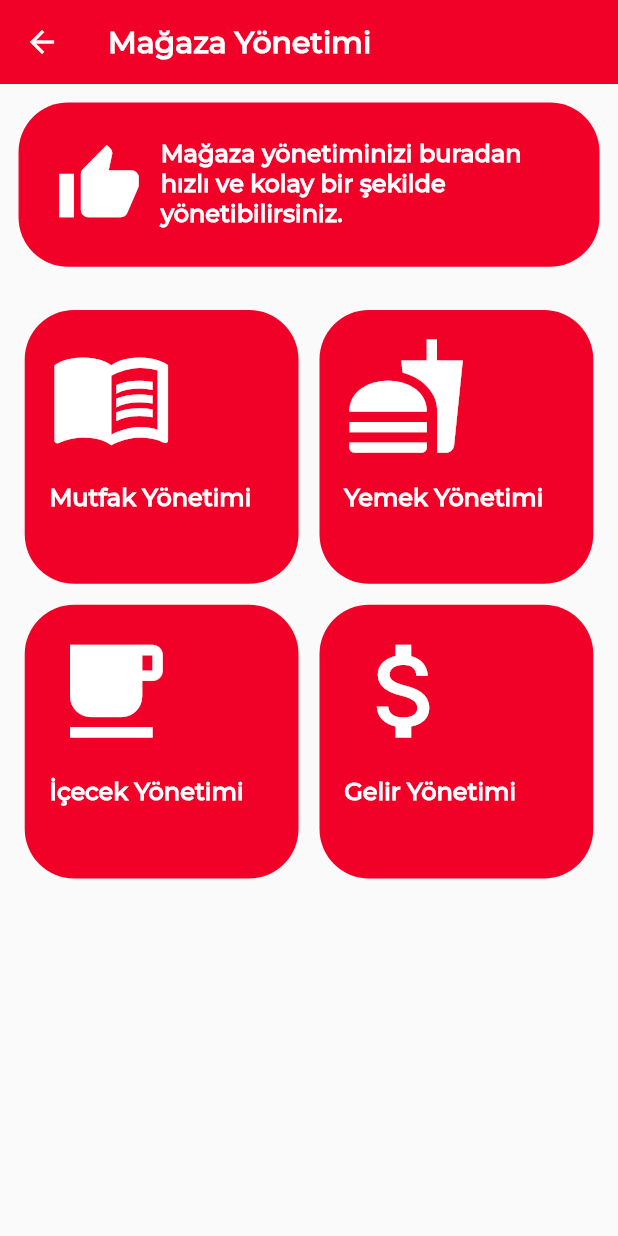
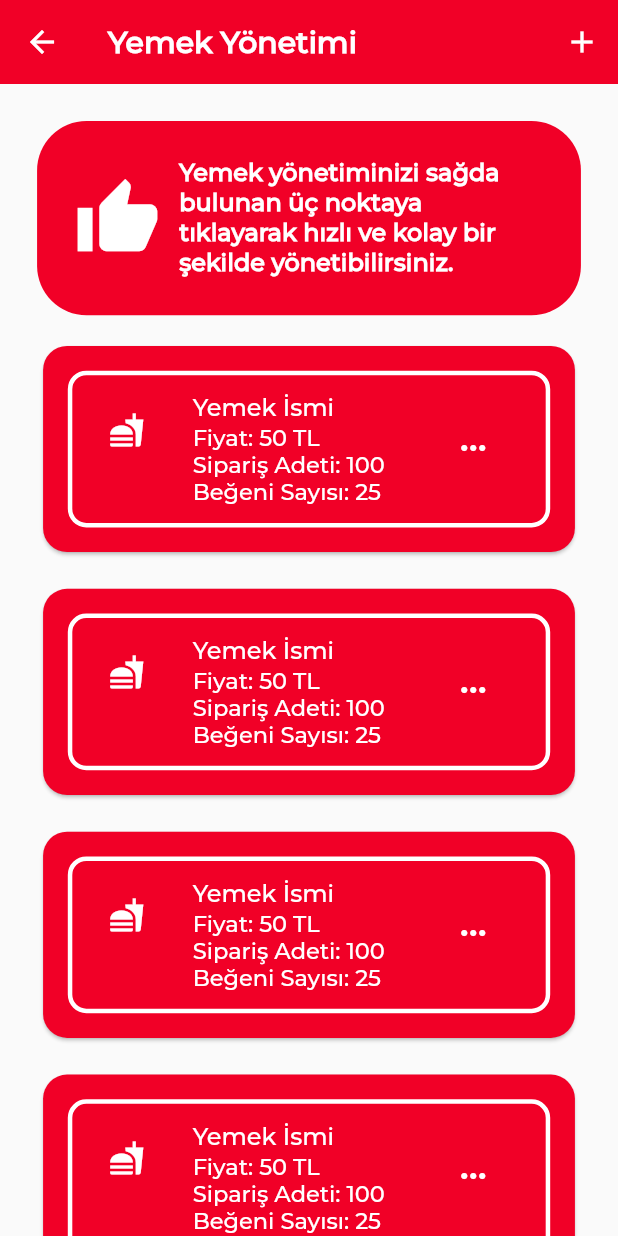
Before and after one commit to akaanuzman/digital_order_system, a Flutter app: the RestaurantHomeView screen opened directly, after a tap on "Yemek Yönetimi", on a phone screen of 412 x 824 dp. Run offline on Flutter 3.47's test engine with Material 2 defaults, Android fonts, the phone set to English and light mode, and no system bars; our stand-ins replace animate_do, device_preview, firebase_core, get_storage, shimmer_animation; missing offline and left inert: adaptive_action_sheet; accounts and stored records are empty; generated files the repository leaves out were written again.

Commit message:
restaurant food pages were complated.

```diff
--- a/lib/products/components/text_field/special_text_field.dart
+++ b/lib/products/components/text_field/special_text_field.dart
@@ -10,6 +10,8 @@ class SpecialTextField extends StatelessWidget {
   final TextStyle? textFormFieldTextStyle;
   final TextInputType? keyboardType;
   final TextInputAction? textInputAction;
+  final bool readOnly;
+  final VoidCallback? onTap;
   const SpecialTextField({
     super.key,
     required this.labelText,
@@ -19,11 +21,15 @@ class SpecialTextField extends StatelessWidget {
     this.textFormFieldTextStyle,
     this.keyboardType,
     this.textInputAction,
+    this.readOnly = false,
+    this.onTap,
   });
 
   @override
   Widget build(BuildContext context) {
     return TextFormField(
+      readOnly: readOnly,
+      onTap: onTap,
       obscureText: obscureText,
       style: textFormFieldTextStyle,
       keyboardType: keyboardType,
--- a/lib/products/models/local/restaurant_management_model.dart
+++ b/lib/products/models/local/restaurant_management_model.dart
@@ -1,4 +1,5 @@
 import 'package:digital_order_system/core/utils/navigator_service.dart';
+import 'package:digital_order_system/views/home/food/restaurant_food_view.dart';
 import 'package:flutter/material.dart';
 
 import '../../../views/home/kitchen/restaurant_kitchen_view.dart';
@@ -32,7 +33,14 @@ extension RestaurantManagementModelExtension on RestaurantManagementModel {
     RestaurantManagementModel(
       Icons.fastfood,
       "Yemek Yönetimi",
-      () {},
+      () {
+        Navigator.push(
+          NavigationService.navigatorKey.currentContext!,
+          MaterialPageRoute(
+            builder: (context) => const RestaurnatFoodView(),
+          ),
+        );
+      },
     ),
     RestaurantManagementModel(
       Icons.local_cafe,
--- /dev/null
+++ b/lib/views/home/food/restaurant_food_view.dart
@@ -0,0 +1,126 @@
+import 'package:digital_order_system/_export_ui.dart';
+import 'package:digital_order_system/views/home/food/food_operations_view.dart';
+import 'package:flutter/material.dart';
+
+import '../../../products/components/appbar/restaurant_appbar.dart';
+import '../../../products/components/information_container/informantion_container.dart';
+import '../../../products/enums/alert_enum.dart';
+
+class RestaurnatFoodView extends StatelessWidget with BaseSingleton {
+  const RestaurnatFoodView({super.key});
+
+  Future goToFoodOperationsPage(BuildContext context,
+      {bool isEdit = false}) async {
+    await Navigator.push(
+      context,
+      MaterialPageRoute(
+        builder: (context) => FoodOperationsView(isEdit: isEdit),
+      ),
+    );
+  }
+
+  @override
+  Widget build(BuildContext context) {
+    return Scaffold(
+      appBar: appBar(context),
+      body: FadeInUp(
+        child: ListView(
+          padding: context.padding6x,
+          children: [
+            managementInfoContainer(),
+            foodList(context),
+          ],
+        ),
+      ),
+    );
+  }
+
+  InformationContainer managementInfoContainer() {
+    return const InformationContainer(
+      icon: Icons.thumb_up,
+      information:
+          "Yemek yönetiminizi sağda bulunan üç noktaya tıklayarak hızlı ve kolay bir şekilde yönetibilirsiniz.",
+      margin: EdgeInsets.zero,
+    );
+  }
+
+  AppBar appBar(BuildContext context) {
+    return RestaurantAppBar(
+      title: "Yemek Yönetimi",
+      actions: [
+        IconButton(
+          onPressed: () => goToFoodOperationsPage(context),
+          icon: const Icon(Icons.add),
+        )
+      ],
+    );
+  }
+
+  ListView foodList(BuildContext context) {
+    return ListView.separated(
+      padding: EdgeInsets.only(top: context.val4x),
+      shrinkWrap: true,
+      physics: const NeverScrollableScrollPhysics(),
+      itemBuilder: (context, index) => foodItem(context),
+      separatorBuilder: (context, index) => context.emptySizedHeightBox2x,
+      itemCount: 10,
+    );
+  }
+
+  Card foodItem(BuildContext context) {
+    return Card(
+      child: Container(
+        decoration: decoration(context),
+        margin: context.padding4x,
+        padding: context.padding2x,
+        child: ListTile(
+          leading: const Icon(Icons.fastfood),
+          title: const Text("Yemek İsmi"),
+          subtitle: subtitle(context),
+          trailing: IconButton(
+            onPressed: () => uiUtils.showEditAndDeleteAction(
+              context: context,
+              editOnTap: (context) async => goToFoodOperationsPage(
+                context,
+                isEdit: true,
+              ).then(
+                (value) => Navigator.pop(context),
+              ),
+              deleteOnTap: (context) => uiUtils.showAlertDialog(
+                context: context,
+                alertEnum: AlertEnum.AREUSURE,
+                contentTitle: "Emin misiniz?",
+                contentSubtitle: "Kayıtlı olan yemek silinecektir.",
+                buttonLabel: "Evet",
+                secondButtonLabel: "Hayır",
+              ),
+            ),
+            icon: const Icon(Icons.more_horiz),
+          ),
+        ),
+      ),
+    );
+  }
+
+  BoxDecoration decoration(BuildContext context) {
+    return BoxDecoration(
+      border: Border.all(
+        color: Colors.white,
+        width: 3,
+      ),
+      borderRadius: context.borderRadius3x,
+    );
+  }
+
+  Column subtitle(BuildContext context) {
+    return Column(
+      crossAxisAlignment: context.crossAxisAStart,
+      children: [
+        const Text("Fiyat: 50 TL "),
+        const Text("Sipariş Adeti: 100"),
+        const Text("Beğeni Sayısı: 25"),
+        context.emptySizedWidthBox2x,
+      ],
+    );
+  }
+}
```
Also changed, not shown: lib/views/home/food/food_operations_view.dart (added, +146 -0 lines).
